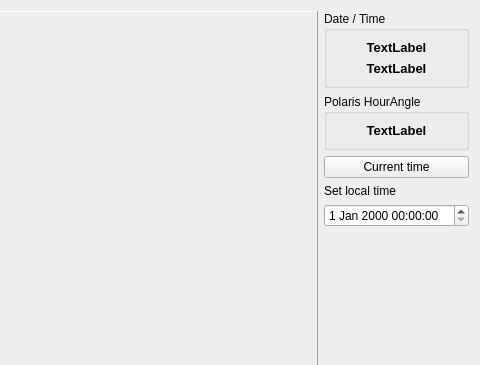
This is cpolarishourangle.ui in PavelMr/skytechx as Qt 5 draws it before an edit; both pictures show x 205 to 685 and y 0 to 365 of the 685 by 534 pixel window. The edited form follows.
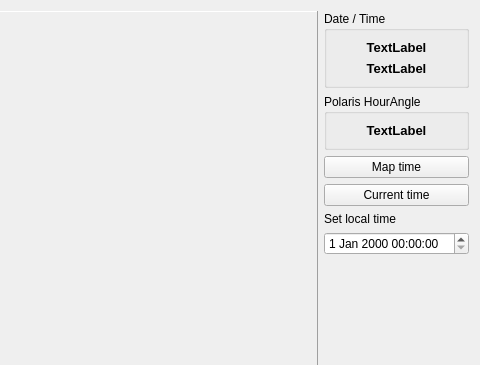
This is the edited form.

What changed in the file:
```diff
--- a/cpolarishourangle.ui
+++ b/cpolarishourangle.ui
@@ -117,6 +117,13 @@
          </layout>
         </widget>
        </item>
+       <item>
+        <widget class="QPushButton" name="pushButton_3">
+         <property name="text">
+          <string>Map time</string>
+         </property>
+        </widget>
+       </item>
        <item>
         <widget class="QPushButton" name="pushButton">
          <property name="text">
```
